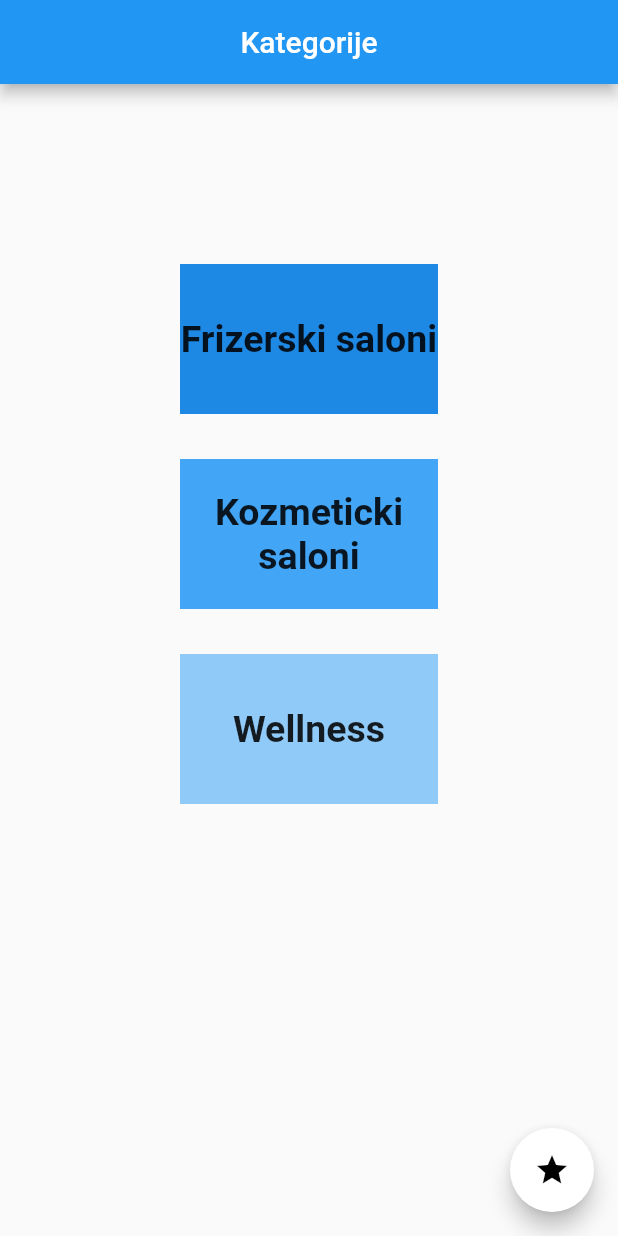
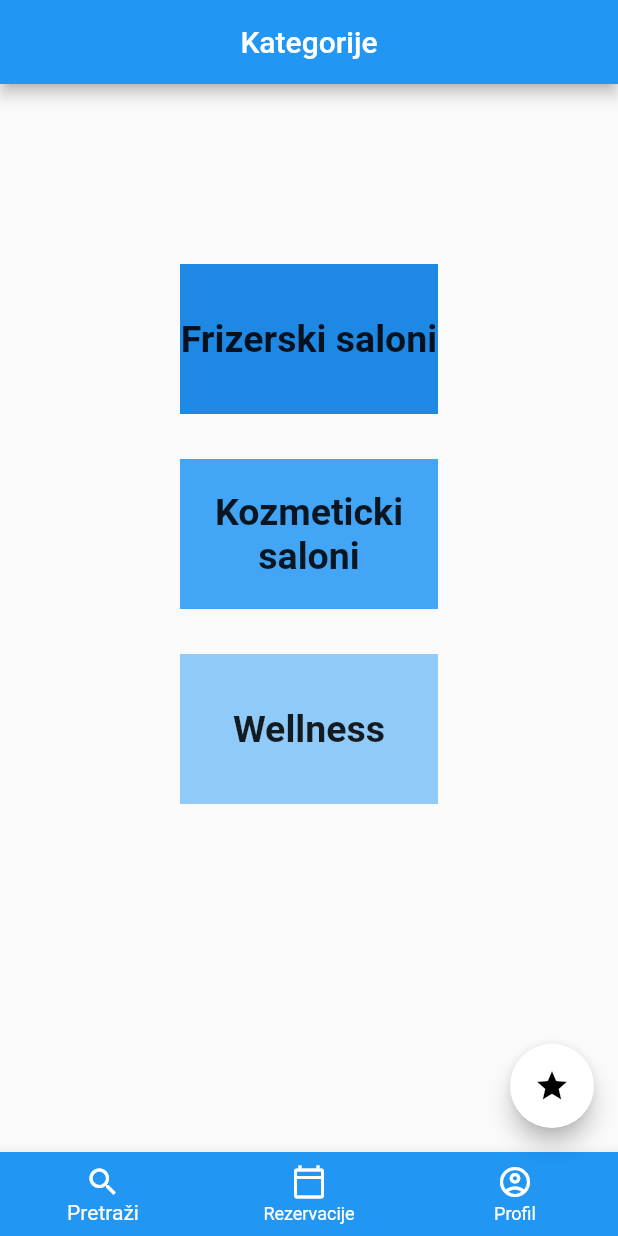
Before and after one commit to nejlaban/flutter-app, a Flutter app: the screen it shows after launch, on a phone screen of 412 x 824 dp. Run offline on Flutter 3.47's test engine with Material 2 defaults, Android fonts, the light colour scheme and no system bars.

Commit message:
Add bottom navigation bar

```diff
--- a/lib/models/category.dart
+++ b/lib/models/category.dart
@@ -1,11 +1,9 @@
-import 'package:flutter/material.dart';
-
 class Category {
   final int id;
   final String title;
 
   const Category(
-    @required this.id,
-    @required this.title,
+    this.id,
+    this.title,
   );
 }
--- a/lib/screens/categories_screen.dart
+++ b/lib/screens/categories_screen.dart
@@ -1,8 +1,7 @@
 import 'package:flutter/material.dart';
 
 import './category_items_screen.dart';
-
-import 'package:flutter_app/dummy_category_data.dart';
+import '../widgets/bottom_navigation_bar.dart';
 
 class CategoriesScreen extends StatelessWidget {
   @override
@@ -29,9 +28,12 @@ class CategoriesScreen extends StatelessWidget {
                     fontWeight: FontWeight.bold,
                     fontSize: 25,
                   ),
-            )),
                 ),
-          SizedBox(height: 30),
+              ),
+            ),
+            SizedBox(
+              height: 30,
+            ),
             Container(
               height: 100,
               color: Colors.blue[400],
@@ -43,9 +45,12 @@ class CategoriesScreen extends StatelessWidget {
                     fontWeight: FontWeight.bold,
                     fontSize: 25,
                   ),
-            )),
                 ),
-          SizedBox(height: 30),
+              ),
+            ),
+            SizedBox(
+              height: 30,
+            ),
             Container(
               height: 100,
               color: Colors.blue[200],
@@ -59,19 +64,25 @@ class CategoriesScreen extends StatelessWidget {
                 ),
               )),
             ),
-          SizedBox(height: 30),
+            SizedBox(
+              height: 30,
+            ),
           ],
-      )),
+        ),
+      ),
       floatingActionButton: FloatingActionButton(
         child: Icon(
           Icons.star,
         ),
         onPressed: () {
-          Navigator.of(context).pushNamed(
+          Navigator.of(
+            context,
+          ).pushNamed(
             CategoryItemsScreen.routeName,
           );
         },
       ),
+      bottomNavigationBar: CustomBottomNavigationBar(),
     );
   }
 }
--- /dev/null
+++ b/lib/widgets/bottom_navigation_bar.dart
@@ -0,0 +1,48 @@
+import 'package:flutter/material.dart';
+
+class CustomBottomNavigationBar extends StatelessWidget {
+  @override
+  Widget build(BuildContext context) {
+    return BottomNavigationBar(
+      onTap: (
+        context,
+      ) {},
+      backgroundColor: Theme.of(
+        context,
+      ).primaryColor,
+      unselectedItemColor: Colors.white,
+      selectedItemColor: Theme.of(
+        context,
+      ).accentColor,
+      items: [
+        BottomNavigationBarItem(
+          backgroundColor: Theme.of(
+            context,
+          ).primaryColor,
+          icon: Icon(
+            Icons.search,
+          ),
+          label: 'Pretraži',
+        ),
+        BottomNavigationBarItem(
+          backgroundColor: Theme.of(
+            context,
+          ).primaryColor,
+          icon: Icon(
+            Icons.calendar_today_outlined,
+          ),
+          label: 'Rezervacije',
+        ),
+        BottomNavigationBarItem(
+          backgroundColor: Theme.of(
+            context,
+          ).primaryColor,
+          icon: Icon(
+            Icons.account_circle_outlined,
+          ),
+          label: 'Profil',
+        ),
+      ],
+    );
+  }
+}
```
Also changed, not shown: lib/dummy_category_data.dart (+20 -6 lines), lib/main.dart (+15 -4 lines), lib/screens/category_items_screen.dart (+27 -8 lines). Lines whose indentation alone changed are shown as unchanged.
